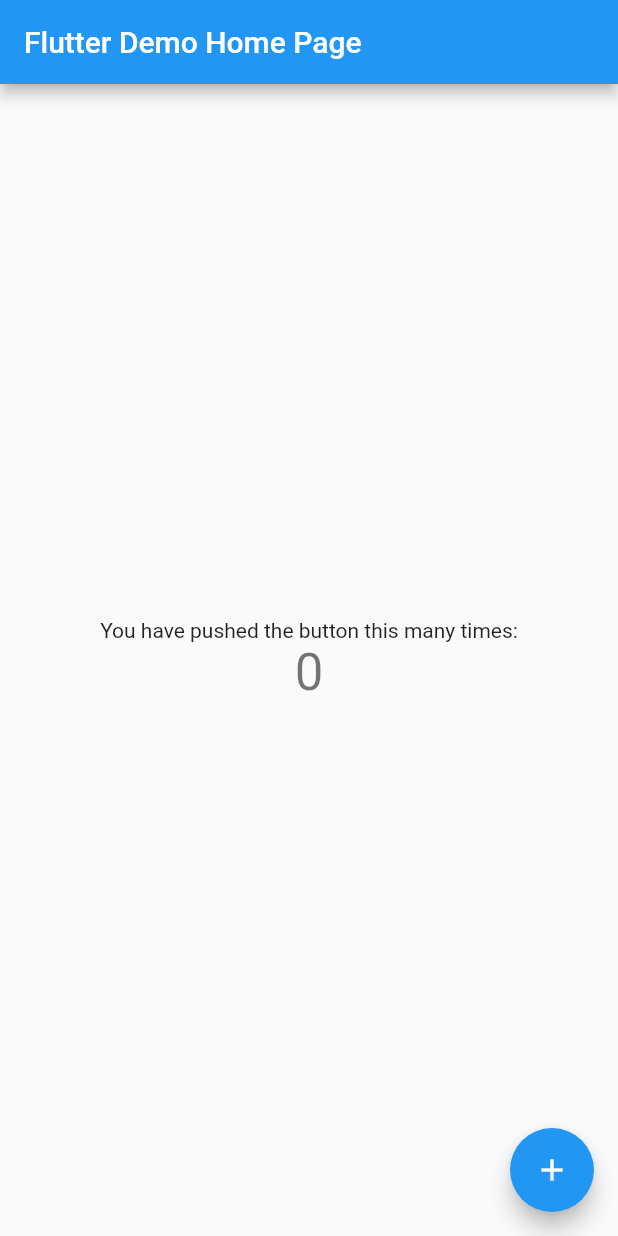
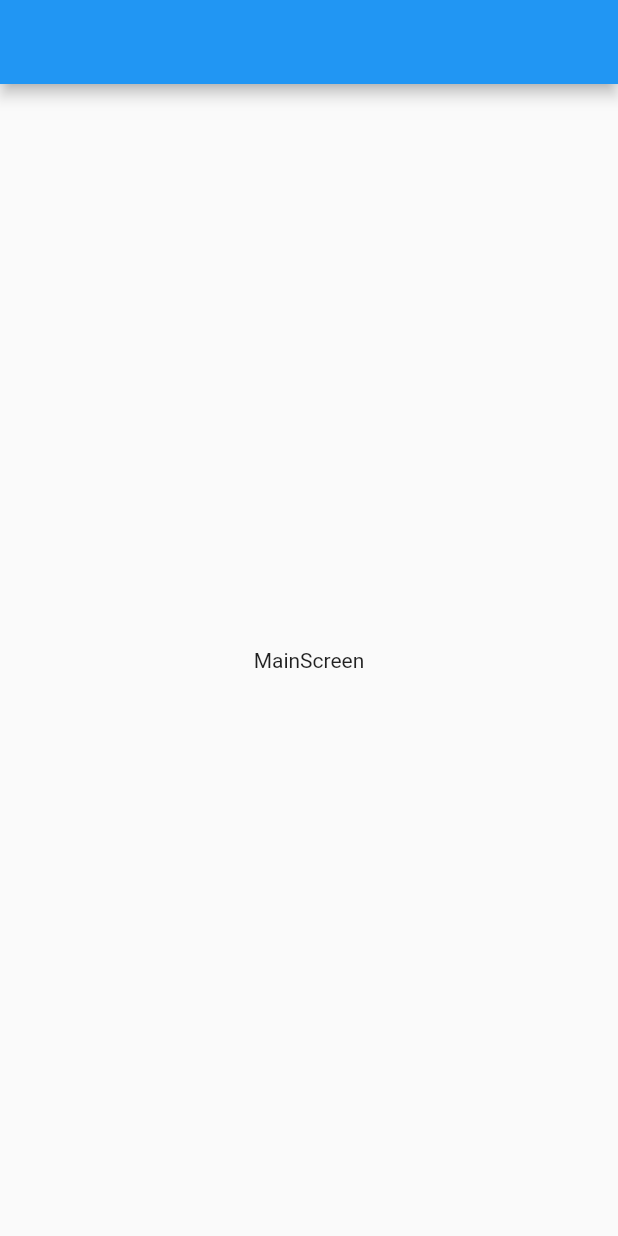
Before and after one commit to rafoolin/blab_dashatar, a Flutter app: the screen it shows after launch, on a phone screen of 412 x 824 dp. Run offline on Flutter 3.47's test engine with Material 2 defaults, Android fonts, the phone set to English and light mode, and no system bars; our stand-ins replace rxdart.

Commit message:
Add screen templates Screens: [AboutScreen], [ErrorScreen], [FavoriteScreen], [HomeScreen], [LoadingScreen], [MainScreen], [SettingScreen] Also add routes[AppRouter] and refactor [main].

```diff
--- a/lib/main.dart
+++ b/lib/main.dart
@@ -1,113 +1,7 @@
 import 'package:flutter/material.dart';
+
+import 'src/my_app.dart';
 
 void main() {
   runApp(MyApp());
 }
-
-class MyApp extends StatelessWidget {
-  // This widget is the root of your application.
-  @override
-  Widget build(BuildContext context) {
-    return MaterialApp(
-      title: 'Flutter Demo',
-      theme: ThemeData(
-        // This is the theme of your application.
-        //
-        // Try running your application with "flutter run". You'll see the
-        // application has a blue toolbar. Then, without quitting the app, try
-        // changing the primarySwatch below to Colors.green and then invoke
-        // "hot reload" (press "r" in the console where you ran "flutter run",
-        // or simply save your changes to "hot reload" in a Flutter IDE).
-        // Notice that the counter didn't reset back to zero; the application
-        // is not restarted.
-        primarySwatch: Colors.blue,
-      ),
-      home: MyHomePage(title: 'Flutter Demo Home Page'),
-    );
-  }
-}
-
-class MyHomePage extends StatefulWidget {
-  MyHomePage({Key key, this.title}) : super(key: key);
-
-  // This widget is the home page of your application. It is stateful, meaning
-  // that it has a State object (defined below) that contains fields that affect
-  // how it looks.
-
-  // This class is the configuration for the state. It holds the values (in this
-  // case the title) provided by the parent (in this case the App widget) and
-  // used by the build method of the State. Fields in a Widget subclass are
-  // always marked "final".
-
-  final String title;
-
-  @override
-  _MyHomePageState createState() => _MyHomePageState();
-}
-
-class _MyHomePageState extends State<MyHomePage> {
-  int _counter = 0;
-
-  void _incrementCounter() {
-    setState(() {
-      // This call to setState tells the Flutter framework that something has
-      // changed in this State, which causes it to rerun the build method below
-      // so that the display can reflect the updated values. If we changed
-      // _counter without calling setState(), then the build method would not be
-      // called again, and so nothing would appear to happen.
-      _counter++;
-    });
-  }
-
-  @override
-  Widget build(BuildContext context) {
-    // This method is rerun every time setState is called, for instance as done
-    // by the _incrementCounter method above.
-    //
-    // The Flutter framework has been optimized to make rerunning build methods
-    // fast, so that you can just rebuild anything that needs updating rather
-    // than having to individually change instances of widgets.
-    return Scaffold(
-      appBar: AppBar(
-        // Here we take the value from the MyHomePage object that was created by
-        // the App.build method, and use it to set our appbar title.
-        title: Text(widget.title),
-      ),
-      body: Center(
-        // Center is a layout widget. It takes a single child and positions it
-        // in the middle of the parent.
-        child: Column(
-          // Column is also a layout widget. It takes a list of children and
-          // arranges them vertically. By default, it sizes itself to fit its
-          // children horizontally, and tries to be as tall as its parent.
-          //
-          // Invoke "debug painting" (press "p" in the console, choose the
-          // "Toggle Debug Paint" action from the Flutter Inspector in Android
-          // Studio, or the "Toggle Debug Paint" command in Visual Studio Code)
-          // to see the wireframe for each widget.
-          //
-          // Column has various properties to control how it sizes itself and
-          // how it positions its children. Here we use mainAxisAlignment to
-          // center the children vertically; the main axis here is the vertical
-          // axis because Columns are vertical (the cross axis would be
-          // horizontal).
-          mainAxisAlignment: MainAxisAlignment.center,
-          children: <Widget>[
-            Text(
-              'You have pushed the button this many times:',
-            ),
-            Text(
-              '$_counter',
-              style: Theme.of(context).textTheme.headline4,
-            ),
-          ],
-        ),
-      ),
-      floatingActionButton: FloatingActionButton(
-        onPressed: _incrementCounter,
-        tooltip: 'Increment',
-        child: Icon(Icons.add),
-      ), // This trailing comma makes auto-formatting nicer for build methods.
-    );
-  }
-}
--- /dev/null
+++ b/lib/src/my_app.dart
@@ -0,0 +1,17 @@
+import 'package:flutter/material.dart';
+
+import './logic/logic.dart';
+import './presentation/presentation.dart';
+
+class MyApp extends StatelessWidget {
+  @override
+  Widget build(BuildContext context) {
+    return BlocProvider<DashatarBloc>(
+      bloc: DashatarBloc(),
+      child: BlocProvider<FilterBloc>(
+        bloc: FilterBloc(),
+        child: MaterialApp(onGenerateRoute: AppRouter.onGenerateRoute),
+      ),
+    );
+  }
+}
--- /dev/null
+++ b/lib/src/presentation/router/app_router.dart
@@ -0,0 +1,53 @@
+import 'package:flutter/material.dart';
+
+import '../presentation.dart';
+
+class AppRouter {
+  static Route onGenerateRoute(RouteSettings settings) {
+    switch (settings.name) {
+
+      /// Setting Screen
+      case SettingScreen.routeName:
+        return MaterialPageRoute(
+          builder: (context) => const SettingScreen(),
+        );
+
+      /// About Screen
+      case AboutScreen.routeName:
+        return MaterialPageRoute(
+          builder: (context) => const AboutScreen(),
+        );
+
+      /// Error Screen
+      case ErrorScreen.routeName:
+        return MaterialPageRoute(
+          builder: (context) => const ErrorScreen(),
+        );
+
+      /// Favorite Screen
+      case FavoriteScreen.routeName:
+        return MaterialPageRoute(
+          builder: (context) => const FavoriteScreen(),
+        );
+
+      /// LoadingScreen Screen
+      case LoadingScreen.routeName:
+        return MaterialPageRoute(
+          builder: (context) => LoadingScreen(),
+        );
+
+      /// Home Screen
+      case HomeScreen.routeName:
+        return MaterialPageRoute(
+          builder: (context) => HomeScreen(),
+        );
+
+      /// Main Screen
+      case MainScreen.routeName:
+      default:
+        return MaterialPageRoute(
+          builder: (context) => const MainScreen(),
+        );
+    }
+  }
+}
--- /dev/null
+++ b/lib/src/presentation/screens/main_screen.dart
@@ -0,0 +1,15 @@
+import 'package:flutter/material.dart';
+
+class MainScreen extends StatelessWidget {
+  /// Route name
+  static const String routeName = "/MainScreen";
+  const MainScreen();
+
+  @override
+  Widget build(BuildContext context) {
+    return Scaffold(
+      appBar: AppBar(),
+      body: Center(child: Text('MainScreen')),
+    );
+  }
+}
```
Also changed, not shown: lib/src/presentation/presentation.dart (added, +10 -0 lines), lib/src/presentation/screens/about_screen.dart (added, +15 -0 lines), lib/src/presentation/screens/error_screen.dart (added, +15 -0 lines), lib/src/presentation/screens/favorite_screen.dart (added, +15 -0 lines), lib/src/presentation/screens/home_screen.dart (added, +16 -0 lines), lib/src/presentation/screens/loading_screen.dart (added, +15 -0 lines), lib/src/presentation/screens/setting_screen.dart (added, +15 -0 lines), 1 other file.
